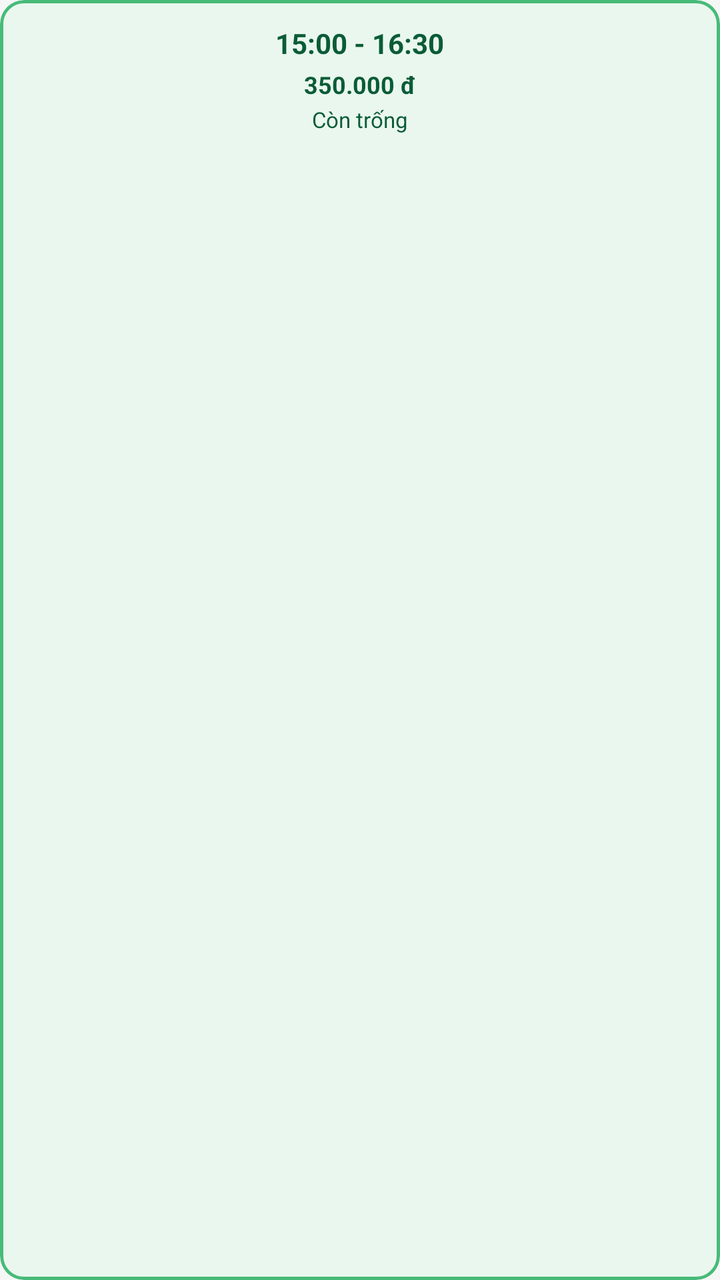
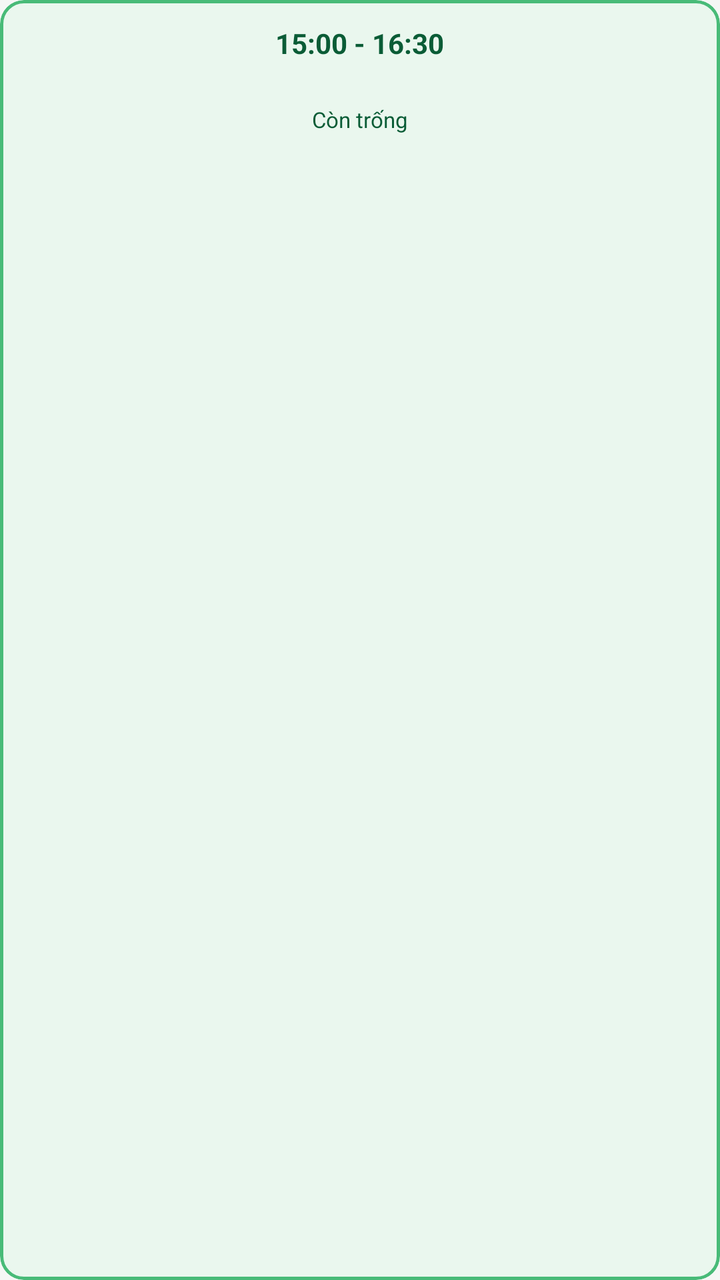

An Android layout rendered at two revisions. The XML below is the earlier revision; the diff shows what the commit changed to produce the second picture.
<!-- AndroidManifest.xml: application theme Theme.SanBong -->
<!-- res/layout/item_time_slot.xml -->
<?xml version="1.0" encoding="utf-8"?>
<com.google.android.material.card.MaterialCardView
    xmlns:android="http://schemas.android.com/apk/res/android"
    xmlns:app="http://schemas.android.com/apk/res-auto"
    android:id="@+id/cardTimeSlot"
    android:layout_width="match_parent"
    android:layout_height="wrap_content"
    android:layout_margin="5dp"
    app:cardCornerRadius="12dp"
    app:cardElevation="0dp"
    app:strokeWidth="1.5dp"
    app:strokeColor="@color/slot_available_stroke"
    app:cardBackgroundColor="@color/slot_available_bg">

    <FrameLayout
        android:layout_width="match_parent"
        android:layout_height="wrap_content">

        <LinearLayout
            android:layout_width="match_parent"
            android:layout_height="wrap_content"
            android:orientation="vertical"
            android:gravity="center"
            android:paddingVertical="12dp"
            android:paddingHorizontal="8dp">

            <TextView
                android:id="@+id/tvTimeRange"
                android:layout_width="wrap_content"
                android:layout_height="wrap_content"
                android:textSize="14sp"
                android:textStyle="bold"
                android:textColor="@color/slot_available_text"
                android:text="15:00 - 16:30" />

            <TextView
                android:id="@+id/tvSlotPrice"
                android:layout_width="wrap_content"
                android:layout_height="wrap_content"
                android:layout_marginTop="3dp"
                android:textSize="12sp"
                android:textStyle="bold"
                android:textColor="@color/slot_available_text"
                android:text="350.000 đ" />

            <TextView
                android:id="@+id/tvSlotStatus"
                android:layout_width="wrap_content"
                android:layout_height="wrap_content"
                android:layout_marginTop="2dp"
                android:textSize="11sp"
                android:text="Còn trống"
                android:textColor="@color/slot_available_text" />
        </LinearLayout>

        <ImageView
            android:id="@+id/ivSelectedCheck"
            android:layout_width="22dp"
            android:layout_height="22dp"
            android:layout_gravity="end|center_vertical"
            android:layout_marginEnd="12dp"
            android:visibility="gone"
            android:src="@drawable/ic_ri_check_circle"
            app:tint="@color/surface" />

    </FrameLayout>
</com.google.android.material.card.MaterialCardView>
<!-- resources referenced by this layout -->
<resources>
  <color name="slot_available_bg">#EAF7EE</color>
  <color name="slot_available_stroke">#48BB78</color>
  <color name="slot_available_text">#0A5C36</color>
  <color name="surface">#FFFFFF</color>
  <!-- drawable ic_ri_check_circle (drawable) -->
  ﻿<vector xmlns:android="http://schemas.android.com/apk/res/android"
      android:width="24dp"
      android:height="24dp"
      android:viewportWidth="24"
      android:viewportHeight="24">
      <path
          android:fillColor="#FF000000"
          android:pathData="M12 22C17.5228 22 22 17.5228 22 12C22 6.47715 17.5228 2 12 2C6.47715 2 2 6.47715 2 12C2 17.5228 6.47715 22 12 22ZM17.4571 9.45711L11 15.9142L6.79289 11.7071L8.20711 10.2929L11 13.0858L16.0429 8.04289L17.4571 9.45711Z" />
  </vector>
  <style name="Theme.SanBong" parent="Theme.Material3.DayNight.NoActionBar">
          
          <item name="colorPrimary">@color/brand_700</item>
          <item name="colorOnPrimary">@color/surface</item>
          <item name="colorPrimaryContainer">@color/brand_100</item>
          <item name="colorOnPrimaryContainer">@color/brand_950</item>
  
          
          <item name="colorSecondary">@color/brand_600</item>
          <item name="colorOnSecondary">@color/surface</item>
  
          
          <item name="android:colorBackground">@color/background</item>
          <item name="colorSurface">@color/surface</item>
          <item name="colorOnSurface">@color/text_primary</item>
          <item name="colorSurfaceVariant">@color/brand_50</item>
  
          
          <item name="android:statusBarColor">@color/brand_800</item>
          <item name="android:windowLightStatusBar">false</item>
  
          
          <item name="materialAlertDialogTheme">@style/ThemeOverlay.SanBong.MaterialAlertDialog</item>
          <item name="alertDialogTheme">@style/ThemeOverlay.SanBong.MaterialAlertDialog</item>
      </style>
  <color name="brand_700">#0D683D</color>
  <color name="brand_100">#E6F4EA</color>
  <color name="brand_950">#074528</color>
  <color name="brand_600">#10804D</color>
  <color name="background">#F4F7F5</color>
  <color name="text_primary">#111827</color>
  <color name="brand_50">#F4FBF7</color>
  <color name="brand_800">#0A5C36</color>
  <style name="ThemeOverlay.SanBong.MaterialAlertDialog" parent="ThemeOverlay.Material3.MaterialAlertDialog">
          <item name="colorPrimary">@color/primary_green</item>
          <item name="colorSurface">@color/surface</item>
          <item name="colorOnSurface">@color/text_primary</item>
      </style>
  <color name="primary_green">#0A5C36</color>
</resources>

<!-- the commit's change to res/layout/item_time_slot.xml (unified diff, before → after) -->
@@ -41,7 +41,7 @@
                 android:textSize="12sp"
                 android:textStyle="bold"
                 android:textColor="@color/slot_available_text"
-                android:text="350.000 đ" />
+                android:text="" />
 
             <TextView
                 android:id="@+id/tvSlotStatus"
